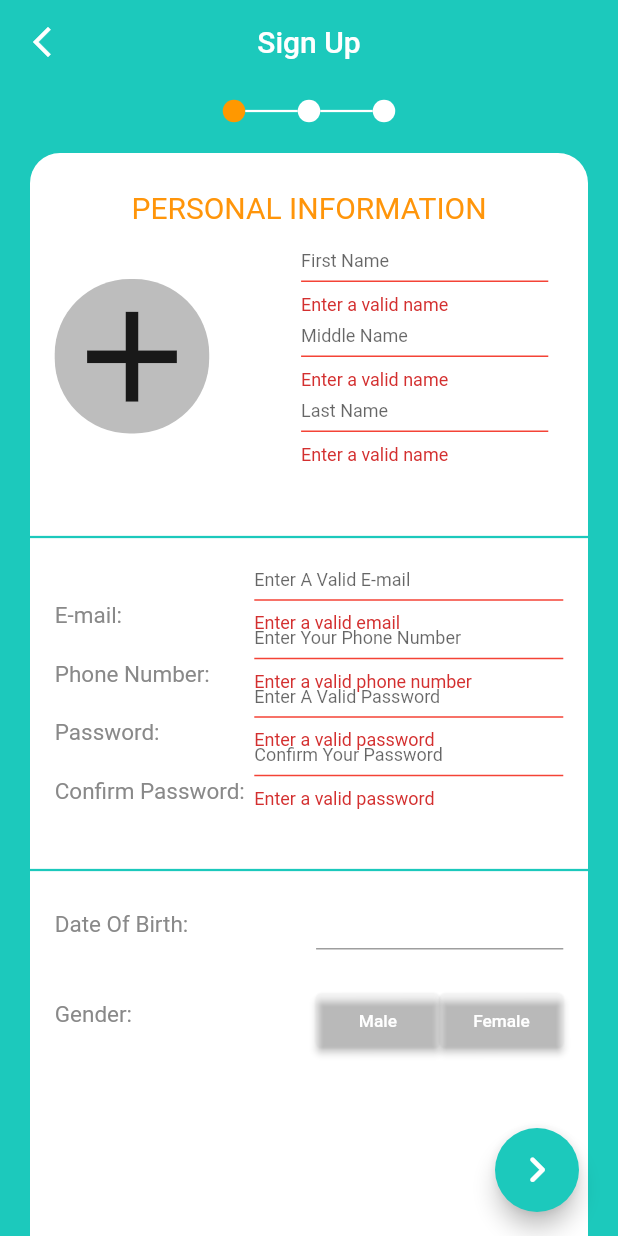
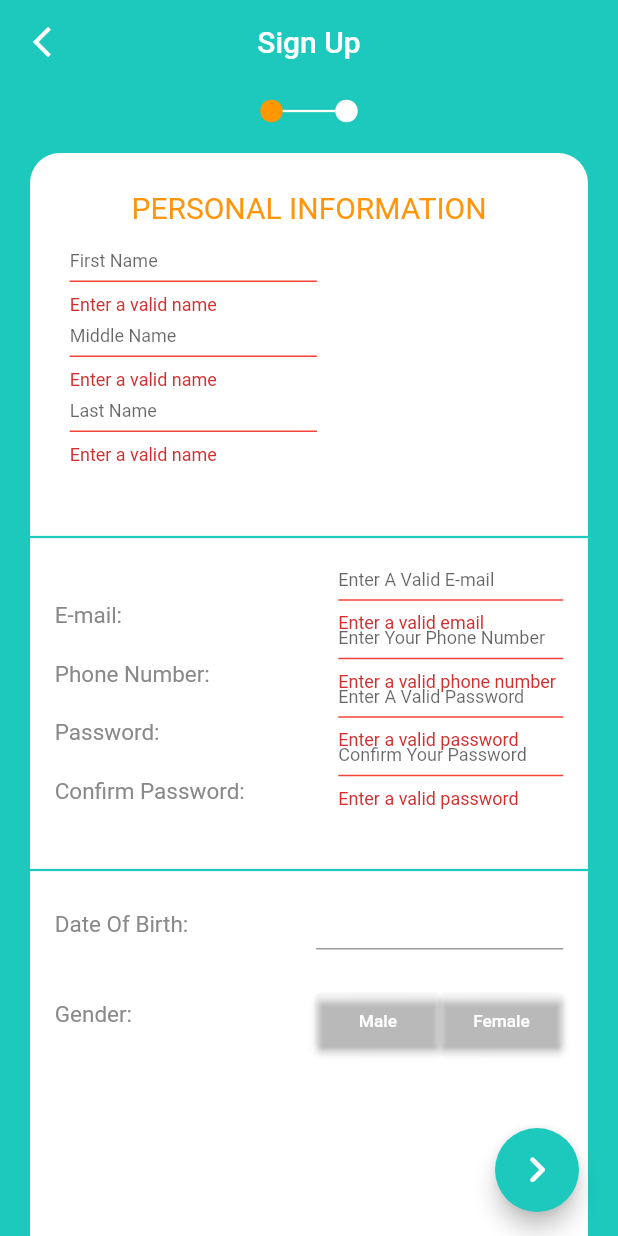
Before and after one commit to A-Morsy/SehaTech, a Flutter app: the SignUpOne screen opened directly, after a tap on the "keyboard arrow right" icon, on a phone screen of 412 x 824 dp. Run offline on Flutter 3.47's test engine with Material 2 defaults, Android fonts, the phone set to English and light mode, and no system bars; drawn by our look-alikes of date_time_picker; our stand-ins replace curved_navigation_bar, flutter_spinkit, flutter_toggle_tab, font_awesome_flutter, otp_text_field, percent_indicator; generated files the repository leaves out were written again; network calls fail.

Commit message:
Final 2nd

```diff
--- a/seha_tech/lib/services/Authentication Services/signUpServices.dart
+++ b/seha_tech/lib/services/Authentication Services/signUpServices.dart
@@ -53,10 +53,10 @@ Future<Map<String, dynamic>> signUp(
       "dateOfBirth": dateOfBirth,
       "gender": gender
     };
-    var response = await http.post("http://$url/patient/auth",
+    var response = await http.post("$url/patient/auth",
         headers: headers, body: jsonEncode(data));
-    // print(response.statusCode);
     // print(response.body);
+
     if (response.statusCode == 200) {
       var responseBody = response.body;
       Map<String, dynamic> resBody = await jsonDecode(responseBody);
@@ -68,6 +68,7 @@ Future<Map<String, dynamic>> signUp(
       return dataa;
     }
   } catch (e) {
+    print(e);
     return Future.error(
         "An error has occurred, sorry for any inconvenience. Please try again later");
   }
--- a/seha_tech/lib/views/myPolicy/myPolicyView.dart
+++ b/seha_tech/lib/views/myPolicy/myPolicyView.dart
@@ -3,7 +3,7 @@ import 'package:flutter/material.dart';
 import 'package:scoped_model/scoped_model.dart';
 import 'package:seha_tech/Reusable/appSkeleton.dart';
 import 'package:seha_tech/Reusable/palette.dart';
-import 'package:seha_tech/models/appModel.dart';
+import 'package:seha_tech/models/userModel.dart';
 import 'package:seha_tech/views/myPolicy/myPolicyBody.dart';
 
 class MyPolicyView extends StatefulWidget {
@@ -11,15 +11,13 @@ class MyPolicyView extends StatefulWidget {
   _MyPolicyView createState() => _MyPolicyView();
 }
 
-AppModel appModel = AppModel();
-
 class _MyPolicyView extends State<MyPolicyView> {
   // ignore: unused_field
   int _viewChange = 2;
   set string(int value) => setState(() => _viewChange = value);
   @override
   Widget build(BuildContext context) {
-    return ScopedModel<AppModel>(model: appModel, child: _buildContent());
+    return _buildContent();
   }
 
   Widget _buildContent() {
--- a/seha_tech/lib/views/rememberPassword/widgets/requestResetWidget.dart
+++ b/seha_tech/lib/views/rememberPassword/widgets/requestResetWidget.dart
@@ -63,7 +63,7 @@ class _ResetRequestState extends State<ResetRequest> {
                   ),
                 ),
                 Container(
-                  width: MediaQuery.of(context).size.width / 2.4,
+                  width: 170,
                   //height: MediaQuery.of(context).size.height / 20,
                   padding: EdgeInsets.only(top: 9),
                   child: DropdownButton<String>(
--- a/seha_tech/lib/views/signup/signUpOne.dart
+++ b/seha_tech/lib/views/signup/signUpOne.dart
@@ -1,6 +1,8 @@
 import 'package:flutter/material.dart';
 import 'package:scoped_model/scoped_model.dart';
 import 'package:seha_tech/models/signUpModel.dart';
+import 'package:seha_tech/services/Authentication%20Services/signUpServices.dart';
+import 'package:seha_tech/views/signup/signUpThree.dart';
 import 'package:seha_tech/views/signup/signUpTwo.dart';
 import 'widgets/customDivider.dart';
 import 'widgets/firstBlock.dart';
@@ -73,19 +75,21 @@ class _SignUpOneState extends State<SignUpOne> {
             // padding: EdgeInsets.only(right: 20,top: 20),
             padding: EdgeInsets.only(right: 10),
             child: FloatingActionButton(
-              onPressed: () {
+              heroTag: "btn1",
+              onPressed: () async {
                 if (globalKey.currentState!.validate()) {
                   globalKey.currentState!.save();
-
                   if (signUpModel.getPassword ==
                       signUpModel.getConfirmPassword) {
+                    var response = await getAllPayers();
+                    signUpModel.setPayers = response;
                     Navigator.push(
                       context,
-                      MaterialPageRoute(builder: (context) => SignUpTwo()),
+                      MaterialPageRoute(builder: (context) => SignUpThree()),
                     );
                   }
                 } else {
-                  print(globalKey.currentState!.validate());
+                  print(globalKey.currentState?.validate());
                 }
               },
               child: const Icon(
--- a/seha_tech/lib/views/signup/signUpThree.dart
+++ b/seha_tech/lib/views/signup/signUpThree.dart
@@ -31,7 +31,7 @@ class SignUpThree extends StatelessWidget {
             elevation: 0.0,
           ),
           body: SignUpContainer(
-            signUpStep: 3,
+            signUpStep: 2,
             widgetsList: [InsuranceEntryWidget()],
           ),
           floatingActionButton: Container(
@@ -50,6 +50,7 @@ class SignUpThree extends StatelessWidget {
                   backgroundColor: Palette.forthColor,
                 ),
                 FloatingActionButton(
+                  heroTag: "btn2",
                   onPressed: () {
                     if (globalKey3.currentState!.validate()) {
                       globalKey3.currentState!.save();
--- a/seha_tech/lib/views/signup/widgets/firstBlock.dart
+++ b/seha_tech/lib/views/signup/widgets/firstBlock.dart
@@ -40,19 +40,19 @@ class _NamePhotoBlockState extends State<NamePhotoBlock> {
               mainAxisAlignment: MainAxisAlignment.spaceBetween,
               crossAxisAlignment: CrossAxisAlignment.center,
               children: [
-                Container(
-                  // width: 90,
-                  // height: 90,
-                  decoration: BoxDecoration(
-                    borderRadius:
-                        const BorderRadius.all(const Radius.circular(50)),
-                    color: Colors.grey[400],
-                  ),
-                  child: Icon(
-                    Icons.add,
-                    size: MediaQuery.of(context).size.width * 0.25,
-                  ),
-                ),
+                // Container(
+                //   // width: 90,
+                //   // height: 90,
+                //   decoration: BoxDecoration(
+                //     borderRadius:
+                //         const BorderRadius.all(const Radius.circular(50)),
+                //     color: Colors.grey[400],
+                //   ),
+                //   child: Icon(
+                //     Icons.add,
+                //     size: MediaQuery.of(context).size.width * 0.25,
+                //   ),
+                // ),
                 Padding(
                   padding: EdgeInsets.fromLTRB(10, 5, 10, 0),
                   child: new Column(
--- a/seha_tech/lib/views/signup/widgets/mainSignUpContainer.dart
+++ b/seha_tech/lib/views/signup/widgets/mainSignUpContainer.dart
@@ -19,7 +19,7 @@ class SignUpContainer extends StatelessWidget {
             children: [
               SignUpStepsWidget(
                 step: signUpStep,
-                size: 3,
+                size: 2,
                 bgColor: Palette.primaryColor,
               ),
             ],
--- a/seha_tech/lib/views/signup/widgets/secondBlock.dart
+++ b/seha_tech/lib/views/signup/widgets/secondBlock.dart
@@ -69,7 +69,7 @@ class _EmailBlockState extends State<EmailBlock> {
                         myController: textController1,
                         message: AppLocalizations.of(context)!
                             .signUpFirstPage_SecondBlock_EmailPH,
-                        width: MediaQuery.of(context).size.width / 2,
+                        width: 150,
                         height: 20,
                         obscureText: false,
                         keyboardType: TextInputType.name,
@@ -82,7 +82,7 @@ class _EmailBlockState extends State<EmailBlock> {
                         myController: textController2,
                         message: AppLocalizations.of(context)!
                             .signUpFirstPage_SecondBlock_phoneNumberPH,
-                        width: MediaQuery.of(context).size.width / 2,
+                        width: 150,
                         height: 20,
                         obscureText: false,
                         keyboardType: TextInputType.number,
@@ -96,7 +96,7 @@ class _EmailBlockState extends State<EmailBlock> {
                         myController: textController3,
                         message: AppLocalizations.of(context)!
                             .signUpFirstPage_SecondBlock_passwordPH,
-                        width: MediaQuery.of(context).size.width / 2,
+                        width: 150,
                         height: 20,
                         obscureText: true,
                         keyboardType: TextInputType.name,
@@ -110,7 +110,7 @@ class _EmailBlockState extends State<EmailBlock> {
                         myController: textController4,
                         message: AppLocalizations.of(context)!
                             .signUpFirstPage_SecondBlock_confirmPasswordPH,
-                        width: MediaQuery.of(context).size.width / 2,
+                        width: 150,
                         height: 20,
                         obscureText: true,
                         keyboardType: TextInputType.name,
```
Also changed, not shown: seha_tech/lib/Reusable/appSkeleton.dart (+7 -7 lines), seha_tech/lib/models/appModel.dart (+3 -6 lines), seha_tech/lib/services/Authentication Services/remeberPassword.dart (+7 -5 lines), seha_tech/lib/views/myPolicy/policyCard.dart (+12 -4 lines), seha_tech/lib/views/rememberPassword/widgets/otpWidget.dart (+17 -6 lines), seha_tech/lib/views/signup/widgets/insuranceEntryWidget.dart (+54 -20 lines), seha_tech/lib/views/treatmentViews/widgets/providerInfoCard.dart (+13 -3 lines).
